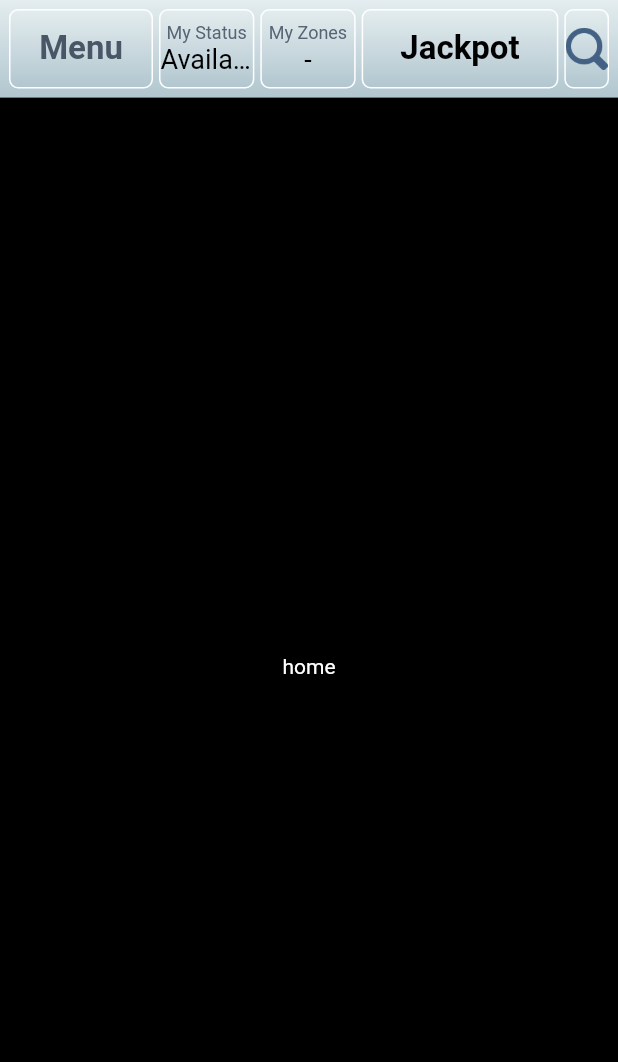
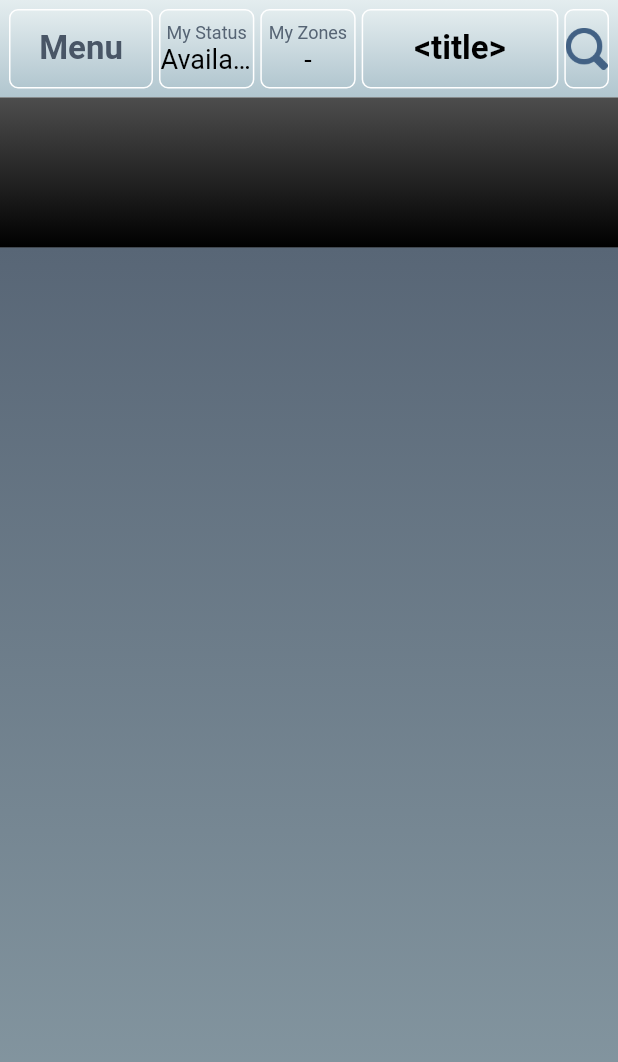
Before and after one commit to mikolajdebowski/techViz, a Flutter app: the screen it shows after launch, on a phone screen of 412 x 824 dp. Shown: the top 1062 px of the screen. Run offline on Flutter 3.47's test engine with Material 2 defaults, Android fonts, the phone set to English and light mode, and no system bars; our stand-ins replace charts_flutter; Roboto replaces fonts that are missing (Poppins).

Commit message:
Attendant component created

```diff
--- /dev/null
+++ b/lib/attendant.home.dart
@@ -0,0 +1,48 @@
+import 'package:flutter/material.dart';
+
+class AttendantHome extends StatefulWidget{
+  @override
+  State<StatefulWidget> createState() => new AttendantHomeState();
+}
+
+
+class AttendantHomeState extends State<AttendantHome>{
+  @override
+  Widget build(BuildContext context) {
+    LinearGradient gradientHeader = LinearGradient(
+        colors: [const Color(0xFF4D4D4D), const Color(0xFF000000)],
+        begin: Alignment.topCenter,
+        end: Alignment.bottomCenter,
+        tileMode: TileMode.repeated);
+
+    BoxDecoration boxDecorationHeader = BoxDecoration(
+        gradient: gradientHeader);
+
+
+    LinearGradient gradientBody = LinearGradient(
+        colors: [const Color(0xFF586676), const Color(0xFF8B9EA7)],
+        begin: Alignment.topCenter,
+        end: Alignment.bottomCenter,
+        tileMode: TileMode.repeated);
+
+    BoxDecoration boxDecorationBody= BoxDecoration(
+        gradient: gradientBody);
+
+
+    return Column(
+      crossAxisAlignment: CrossAxisAlignment.start,
+      children: <Widget>[
+        Container(
+          height: 100.0,
+          decoration: boxDecorationHeader,
+        ),
+        Expanded(
+          child: Container(
+            decoration: boxDecorationBody,
+          ),
+        )
+      ],
+    );
+  }
+
+}
--- a/lib/home.dart
+++ b/lib/home.dart
@@ -6,6 +6,8 @@ import 'package:techviz/components/vizSelector.dart';
 import 'package:techviz/components/vizElevated.dart';
 import 'package:techviz/menu.dart';
 import 'package:techviz/helpers/slideRightRoute.dart';
+import 'package:techviz/attendant.home.dart';
+
 
 class Home extends StatefulWidget {
   Home({Key key}) : super(key: key);
@@ -156,7 +158,7 @@ class _HomeState extends State<Home> {
       zonesWidgetBtn,
       Expanded(
           flex: 4,
-          child: VizElevated(title: 'Jackpot', textColor: Colors.black)),
+          child: VizElevated(title: '<title>', textColor: Colors.black)),
       searchIconWidget
     ];
 
@@ -166,14 +168,7 @@ class _HomeState extends State<Home> {
           title: 'TechViz',
           leadingWidget: leadingMenuButton,
           centralWidgets: centralWidgets),
-      body: Center(
-        child: Column(
-          mainAxisAlignment: MainAxisAlignment.center,
-          children: <Widget>[
-            Text('home', style: const TextStyle(color: Colors.white)),
-          ],
-        ),
-      ), // This trailing comma makes auto-formatting nicer for build methods.
+      body: AttendantHome(), // This trailing comma makes auto-formatting nicer for build methods.
     );
   }
 }
```
